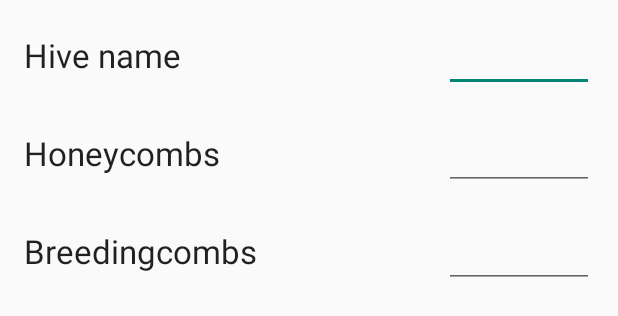
After one commit to napcosta/Beehive, an Android app: the layout activity_add_hive_overlay.xml on its own in the app's theme, with its tools: preview values and no code run, on a phone screen of 412 x 824 dp. The commit adds this screen. Shown: the top 316 px of the screen. Run offline under Robolectric (Android 15) with nearby library versions, the phone set to English and light mode, and no system bars.

Commit message:
Hives now possess the following properties:
 - breedingcomb count
  - Honeycomb count

  The overlay now asks for these values.

  TODO: It is still impossible to see these values in the interface

```diff
--- a/app/src/main/java/com/example/bee/beehive/Activities/ApiaryActivity.java
+++ b/app/src/main/java/com/example/bee/beehive/Activities/ApiaryActivity.java
@@ -32,7 +32,7 @@ public class ApiaryActivity extends ListItem {
 
     public void showDialog()
     {
-        AddOverlay addOverlay = new AddOverlay();
+        AddApiaryOverlay addOverlay = new AddApiaryOverlay();
         addOverlay.show(getFragmentManager(), "Add Overlay");
 
     }
--- a/app/src/main/java/com/example/bee/beehive/Activities/ListItem.java
+++ b/app/src/main/java/com/example/bee/beehive/Activities/ListItem.java
@@ -53,7 +53,7 @@ public abstract class ListItem extends ActionBarActivity
     public void showDialog()
     {
         FragmentManager manager = getFragmentManager();
-        AddOverlay addOverlay = new AddOverlay();
+        AddApiaryOverlay addOverlay = new AddApiaryOverlay();
         addOverlay.show(manager, "AddOverlay");
     }
 
--- a/app/src/main/java/com/example/bee/beehive/DatabaseHandler.java
+++ b/app/src/main/java/com/example/bee/beehive/DatabaseHandler.java
@@ -24,6 +24,8 @@ public class DatabaseHandler extends SQLiteOpenHelper
     private static final String KEY_HIVE_ID = "hive_id";
     private static final String KEY_APIARY_NAME = "apiary_name";
     private static final String KEY_HIVE_NUMBER = "hive_number";
+    private static final String KEY_HONEYCOMB_COUNT = "honeycomb_count";
+	private static final String KEY_BREEDINGCOMB_COUNT = "breedingcomb_count";
     private static final String TABLE_ACTIONS = "table_actions";
 	private static final String KEY_ACTION_DATE = "action_date";
     private static final String KEY_ACTION_ID = "_id";
@@ -46,6 +48,8 @@ public class DatabaseHandler extends SQLiteOpenHelper
         String CREATE_HIVES_TABLE = "CREATE TABLE " + TABLE_HIVES + "(" +
                 KEY_HIVE_ID + " INTEGER PRIMARY KEY  AUTOINCREMENT," +
                 KEY_HIVE_NUMBER + " INTEGER," +
+				KEY_HONEYCOMB_COUNT + " INTEGER," +
+				KEY_BREEDINGCOMB_COUNT + " INTEGER," +
                 KEY_APIARY_ID + " INTEGER," +
                 " FOREIGN KEY (" + KEY_APIARY_ID + ") REFERENCES " + TABLE_APIARIES + " (" + KEY_APIARY_ID + ") ON DELETE CASCADE," +
                 " UNIQUE (" + KEY_APIARY_ID + ", " + KEY_HIVE_NUMBER + ")" +
--- a/app/src/main/java/com/example/bee/beehive/Hive.java
+++ b/app/src/main/java/com/example/bee/beehive/Hive.java
@@ -8,12 +8,16 @@ public class Hive extends dbListEntry {
 	int id;
 	int apiary_id;
 	int name;
+	int honeycomb_count;
+	int breedingcomb_count;
 
 	public Hive(){}
-	public Hive(int name, int apiary_id)
+	public Hive(int name, int honeycomb_count, int breedingcomb_count, int apiary_id)
 	{
 		this.name = name;
 		this.apiary_id = apiary_id;
+		this.honeycomb_count = honeycomb_count;
+		this.breedingcomb_count = breedingcomb_count;
 	}
 
 	public Hive(int id, int name, int apiary_id)
--- /dev/null
+++ b/app/src/main/res/layout/activity_add_hive_overlay.xml
@@ -0,0 +1,117 @@
+<RelativeLayout xmlns:android="http://schemas.android.com/apk/res/android"
+                xmlns:tools="http://schemas.android.com/tools"
+                android:layout_width="fill_parent"
+                android:layout_height="fill_parent"
+                android:paddingLeft="@dimen/activity_horizontal_margin"
+                android:paddingRight="@dimen/activity_horizontal_margin"
+                android:paddingTop="@dimen/activity_vertical_margin"
+                android:paddingBottom="@dimen/activity_vertical_margin"
+                tools:context="com.example.bee.beehive.Activities.AddOverlay">
+
+    <LinearLayout
+        android:orientation="horizontal"
+        android:layout_width="match_parent"
+        android:layout_height="wrap_content"
+        android:id="@+id/linearLayout"
+        android:paddingBottom="20dp">
+
+        <TextView
+            android:text="@string/add_hive"
+            android:layout_width="wrap_content"
+            android:layout_height="wrap_content"
+            android:textAppearance="?android:attr/textAppearanceLarge"
+            android:id="@+id/overlayAddApiary"
+            android:paddingRight="20dp"/>
+
+        <!-- THIS VIEW IS A HACK TO ALIGN THE INPUT TO THE RIGHT -->
+        <View
+            android:layout_width="0dp"
+            android:layout_height="0dp"
+            android:layout_weight="1"/>
+
+        <EditText
+            android:layout_width="wrap_content"
+            android:layout_height="wrap_content"
+            android:id="@+id/HiveNameInput"
+            android:inputType="numberDecimal"
+            android:ems="10"
+            android:width="100dp">
+
+            <requestFocus />
+        </EditText>
+
+    </LinearLayout>
+
+    <LinearLayout
+        android:orientation="horizontal"
+        android:layout_width="fill_parent"
+        android:layout_height="wrap_content"
+        android:layout_below="@+id/linearLayout"
+        android:layout_alignParentLeft="true"
+        android:layout_alignParentStart="true"
+        android:id="@+id/linearLayout2"
+        android:paddingBottom="20dp">
+
+        <TextView
+            android:layout_width="wrap_content"
+            android:layout_height="wrap_content"
+            android:textAppearance="?android:attr/textAppearanceLarge"
+            android:text="Honeycombs"
+            android:id="@+id/textView3"
+            android:layout_below="@+id/linearLayout"
+            android:layout_alignParentLeft="true"
+            android:layout_alignParentStart="true"
+            android:paddingRight="50dp"/>
+
+        <!-- THIS VIEW IS A HACK TO ALIGN THE INPUT TO THE RIGHT -->
+        <View
+            android:layout_width="0dp"
+            android:layout_height="0dp"
+            android:layout_weight="1"/>
+
+        <EditText
+            android:layout_width="wrap_content"
+            android:layout_height="wrap_content"
+            android:inputType="numberDecimal"
+            android:ems="10"
+            android:id="@+id/honeycombs"
+            android:width="100dp"/>
+
+    </LinearLayout>
+
+    <LinearLayout
+        android:orientation="horizontal"
+        android:layout_width="fill_parent"
+        android:layout_height="wrap_content"
+        android:layout_below="@+id/linearLayout2"
+        android:layout_alignParentLeft="true"
+        android:layout_alignParentStart="true">
+
+        <TextView
+            android:layout_width="wrap_content"
+            android:layout_height="wrap_content"
+            android:textAppearance="?android:attr/textAppearanceLarge"
+            android:text="Breedingcombs"
+            android:id="@+id/textView4"
+            android:layout_below="@+id/linearLayout2"
+            android:layout_alignParentLeft="true"
+            android:layout_alignParentStart="true"
+            android:paddingRight="20dp"/>
+
+        <!-- THIS VIEW IS A HACK TO ALIGN THE INPUT TO THE RIGHT -->
+        <View
+            android:layout_width="0dp"
+            android:layout_height="0dp"
+            android:layout_weight="1"/>
+
+        <EditText
+            android:layout_width="wrap_content"
+            android:layout_height="wrap_content"
+            android:inputType="numberDecimal"
+            android:ems="10"
+            android:id="@+id/breedingcombs"
+            android:width="100dp"
+            android:phoneNumber="false"/>
+    </LinearLayout>
+
+</RelativeLayout>
--- a/app/src/main/res/values/strings.xml
+++ b/app/src/main/res/values/strings.xml
@@ -1,6 +1,7 @@
 <resources>
     <string name="app_name">Beehive</string>
     <string name="add_apiary">Apiary name</string>
+    <string name="add_hive">Hive name</string>
     <string name="set_date">Set date</string>
     <string name="action_settings">Settings</string>
     <string name="action_add">Add</string>
@@ -13,4 +14,7 @@
         <item>"ACTION C"</item>
         <item>"ACTION D"</item>
     </string-array>
+    <string name="title_activity_add_hive_overlay">AddHiveOverlay</string>
+
+    <string name="hello_world">Hello world!</string>
 </resources>
```
Also changed, not shown: app/src/main/AndroidManifest.xml (+8 -4 lines), app/src/main/java/com/example/bee/beehive/Activities/ActionActivity.java (+7 -0 lines), app/src/main/java/com/example/bee/beehive/Activities/AddHiveOverlay.java (renamed from app/src/main/java/com/example/bee/beehive/Activities/AddOverlay.java, +13 -7 lines), app/src/main/java/com/example/bee/beehive/Activities/HiveActivity.java (+15 -13 lines), app/src/main/res/layout/activity_add_overlay.xml (deleted, +0 -31 lines), app/src/main/res/menu/menu_add_hive_overlay.xml (added, +9 -0 lines).
